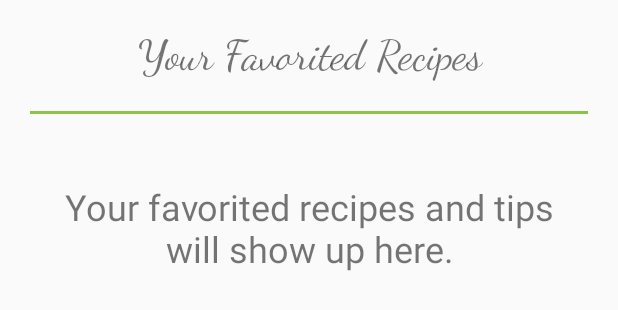
After one commit to cbonoz/agreeable-genome, an Android app: the layout fragment_favorites.xml on its own in the app's theme, with its tools: preview values and no code run, on a phone screen of 412 x 824 dp. The commit adds this screen. Shown: the top 310 px of the screen. Run offline under Robolectric (Android 15) with nearby library versions, the phone set to English and light mode, and no system bars.

Commit message:
update fragments

```diff
--- a/app/src/main/java/com/agreeablegenome/www/agreeablegenome/fragments/FavoritesFragment.kt
+++ b/app/src/main/java/com/agreeablegenome/www/agreeablegenome/fragments/FavoritesFragment.kt
@@ -14,7 +14,7 @@ class FavoritesFragment : Fragment() {
     override fun onCreateView(inflater: LayoutInflater, container: ViewGroup?,
                               savedInstanceState: Bundle?): View? {
         // Inflate the layout for this fragment
-        val view = inflater.inflate(R.layout.fragment_recipe, container, false)
+        val view = inflater.inflate(R.layout.fragment_favorites, container, false)
 
         getFavorites()
 
--- a/app/src/main/java/com/agreeablegenome/www/agreeablegenome/fragments/GenomeFragment.kt
+++ b/app/src/main/java/com/agreeablegenome/www/agreeablegenome/fragments/GenomeFragment.kt
@@ -14,7 +14,7 @@ class GenomeFragment : Fragment() {
     override fun onCreateView(inflater: LayoutInflater, container: ViewGroup?,
                               savedInstanceState: Bundle?): View? {
         // Inflate the layout for this fragment
-        val view = inflater.inflate(R.layout.fragment_recipe, container, false)
+        val view = inflater.inflate(R.layout.fragment_genome, container, false)
 
         getGenomeInfo()
 
@@ -22,6 +22,7 @@ class GenomeFragment : Fragment() {
     }
 
     private fun getGenomeInfo() {
+
     }
 
 
--- /dev/null
+++ b/app/src/main/res/layout/fragment_favorites.xml
@@ -0,0 +1,33 @@
+<?xml version="1.0" encoding="utf-8"?>
+<LinearLayout
+        xmlns:android="http://schemas.android.com/apk/res/android"
+        xmlns:tools="http://schemas.android.com/tools"
+        android:orientation="vertical"
+        android:layout_width="match_parent"
+        android:layout_height="match_parent"
+        tools:context=".fragments.RecipeFragment">
+
+    <TextView
+            android:fontFamily="cursive"
+            android:layout_marginTop="20dp"
+            android:text="@string/your_favorited_recipes"
+            android:textSize="@dimen/large_text"
+            android:layout_gravity="center"
+            android:gravity="center"
+            android:layout_width="match_parent"
+            android:layout_height="wrap_content" android:id="@+id/favoritesHeaderText"/>
+
+    <View
+            android:layout_margin="20dp"
+            android:layout_width="fill_parent"
+            android:layout_height="2dip"
+            android:background="@color/primary"/>
+
+    <TextView
+            android:gravity="center"
+            android:layout_margin="25dp"
+            android:text="@string/favorites_info"
+            android:textSize="@dimen/med_text"
+            android:layout_width="wrap_content" android:layout_height="wrap_content"
+            android:id="@+id/favorityInfoText"/>
+</LinearLayout>
--- a/app/src/main/res/values/strings.xml
+++ b/app/src/main/res/values/strings.xml
@@ -27,4 +27,6 @@
     <string name="settings">Settings</string>
     <string name="share">Share</string>
     <string name="coming_soon">Coming Soon</string>
+    <string name="your_favorited_recipes">Your Favorited Recipes</string>
+    <string name="favorites_info">Your favorited recipes and tips will show up here.</string>
 </resources>
```
Also changed, not shown: app/build.gradle (+9 -6 lines), app/src/main/java/com/agreeablegenome/www/agreeablegenome/fragments/RecipeFragment.kt (+4 -3 lines), app/src/main/res/layout/fragment_genome.xml (added, +27 -0 lines), app/src/main/res/layout/fragment_recipe.xml (+33 -6 lines), 2 other files.
